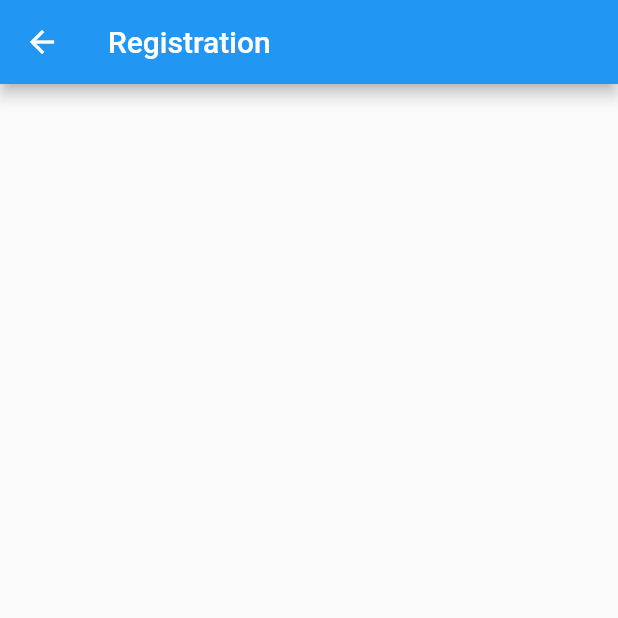
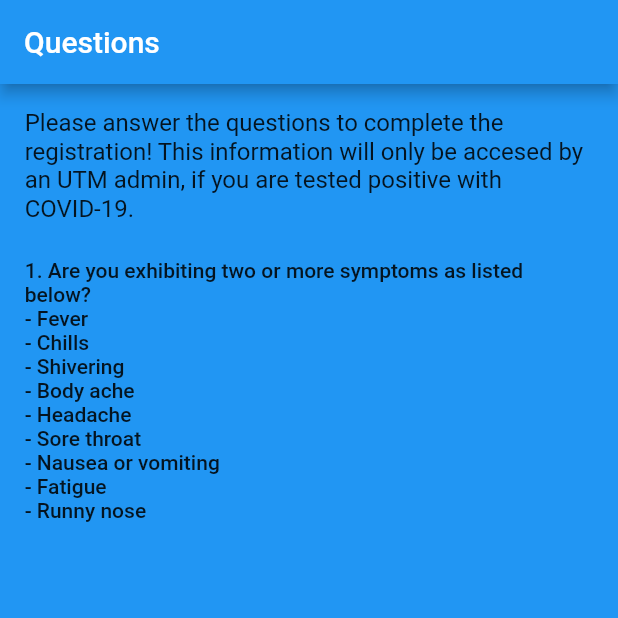
Before and after one commit to khp53/UTM-COVID-19-Contact-Tracing-Application, a Flutter app: the HealthStatusForm screen opened directly, on a phone screen of 412 x 824 dp, the top half of it. Run offline on Flutter 3.47's test engine with Material 2 defaults, Android fonts, the phone set to English and light mode, and no system bars; our stand-ins replace argon_buttons_flutter, cloud_firestore, firebase_auth, firebase_core, shared_preferences; accounts and stored records are empty.

Commit message:
version 6

```diff
--- a/lib/Application/healthStatusForm.dart
+++ b/lib/Application/healthStatusForm.dart
@@ -1,4 +1,5 @@
 import 'package:flutter/material.dart';
+import 'package:utmccta/BLL/healthStatusFormHandler.dart';
 
 class HealthStatusForm extends StatefulWidget {
   @override
@@ -6,11 +7,45 @@ class HealthStatusForm extends StatefulWidget {
 }
 
 class _HealthStatusFormState extends State<HealthStatusForm> {
+  HealthStatusFormHandler _healthStatusFormHandler = HealthStatusFormHandler();
+
   @override
   Widget build(BuildContext context) {
     return Scaffold(
+      backgroundColor: Theme.of(context).primaryColor,
       appBar: AppBar(
-        title: Text('Registration'),
+        title: Text('Questions'),
+        backgroundColor: Theme.of(context).primaryColor,
+      ),
+      body: SingleChildScrollView(
+        child: Container(
+          padding: EdgeInsets.all(MediaQuery.of(context).size.width / 25),
+          child: Column(
+            children: <Widget>[
+              // declaration text
+              Container(
+                child: Text(
+                  'Please answer the questions to complete the registration! This information will only be accesed by an UTM admin, if you are tested positive with COVID-19.',
+                  style: Theme.of(context).textTheme.subtitle1,
+                ),
+              ),
+              SizedBox(
+                height: MediaQuery.of(context).size.height / 35,
+              ),
+              // question 1
+              Container(
+                child: Text(
+                  _healthStatusFormHandler.getQuestionText(0),
+                  style: Theme.of(context).textTheme.bodyText1,
+                ),
+              ),
+              SizedBox(
+                height: MediaQuery.of(context).size.height / 45,
+              ),
+              // radio button
+            ],
+          ),
+        ),
       ),
     );
   }
--- /dev/null
+++ b/lib/BLL/healthStatusFormHandler.dart
@@ -0,0 +1,26 @@
+import 'package:utmccta/DLL/healthStatusDA.dart';
+
+class HealthStatusFormHandler {
+  HealthStatusDA _healthStatusDA = HealthStatusDA();
+
+  // List of questions
+  int _questionNumber = 0;
+
+  List<String> _questions = [
+    '1. Are you exhibiting two or more symptoms as listed below?\n- Fever\n- Chills\n- Shivering\n- Body ache\n- Headache\n- Sore throat\n- Nausea or vomiting\n- Fatigue\n- Runny nose',
+    '2. Besides the above symptoms, are you exhibiting  any of the symptoms listed below?\n- Cough\n- Difficulty breathing\n- Loss of smell\n- Loss of taste',
+    '3. Are you immunocompromised or have health conditions such as asthma, diabetes, hypertension, heart disease or cancer?',
+    '4. Are you immunocompromised or have health conditions such as asthma, diabetes, hypertension, heart disease or cancer?',
+    '5. Have you attended any event / area associated with COVID-19?',
+    '6. Have you had closed contact with any COVID-19 patient or suspected patient with in past 14 days?',
+    '7. Were you recently (with in 14 days) tested positive for COVID-19? / state your COVID-19 current status.'
+  ];
+
+  // getter questions
+  String getQuestionText(questionNo) {
+    return _questions[_questionNumber];
+  }
+
+  // handle user health data
+  collectUserHealthData() {}
+}
--- /dev/null
+++ b/lib/DLL/healthStatusDA.dart
@@ -0,0 +1,13 @@
+import 'package:cloud_firestore/cloud_firestore.dart';
+import 'package:firebase_auth/firebase_auth.dart';
+
+class HealthStatusDA {
+  final FirebaseAuth _auth = FirebaseAuth.instance;
+  //save user health status data to firestore db
+  Future uploadUserInfo(userHealthMap) async {
+    return await FirebaseFirestore.instance
+        .collection("HealthStatus")
+        .doc(_auth.currentUser.uid)
+        .set(userHealthMap);
+  }
+}
```
Also changed, not shown: lib/Application/registerForm.dart (+48 -32 lines), lib/BLL/userHandler.dart (+21 -2 lines), lib/DLL/userDA.dart (+6 -3 lines), lib/main.dart (+7 -3 lines).
